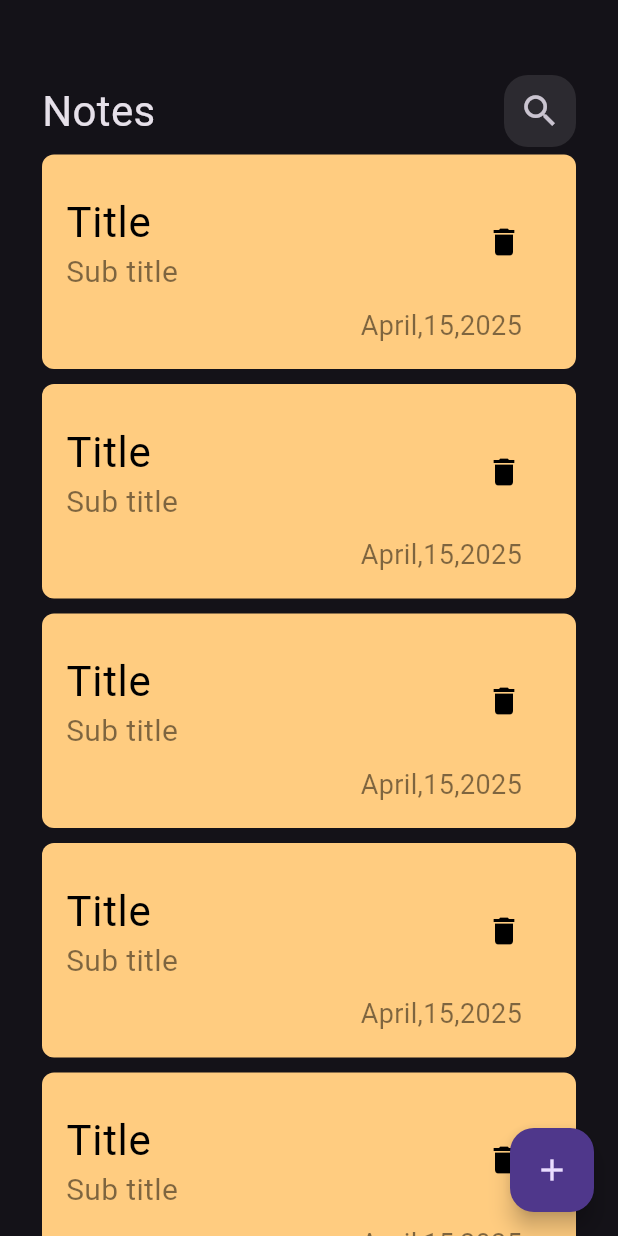
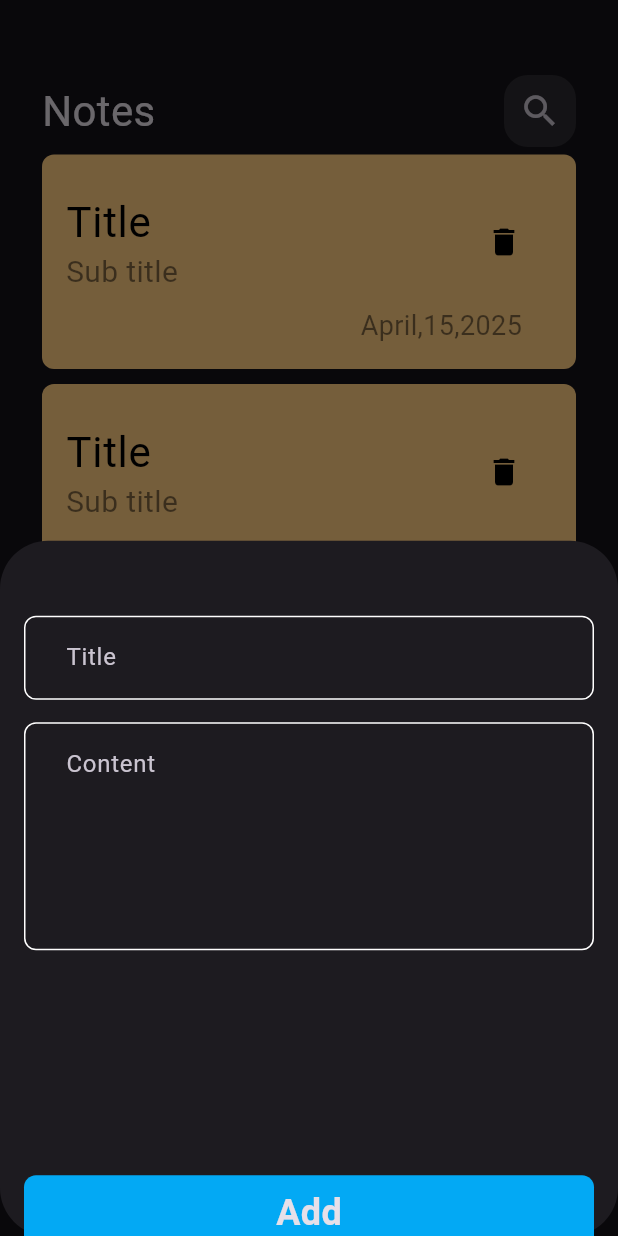
Before and after one commit to ahmedmohsen302/notes_app, a Flutter app: the screen it shows after launch, after a tap on the "add" icon, on a phone screen of 412 x 824 dp. Run offline on Flutter 3.47's test engine with Material 3 defaults, Android fonts, the phone set to English and light mode, and no system bars; Roboto replaces fonts that are missing (lib/assets/Poppins-Regular.ttf).

Commit message:
created edit note view

```diff
--- a/lib/main.dart
+++ b/lib/main.dart
@@ -1,5 +1,6 @@
 import 'package:flutter/material.dart';
 import 'package:notes_app/constants.dart';
+import 'package:notes_app/views/edit_note_view.dart';
 import 'package:notes_app/views/home_view.dart';
 
 void main() {
@@ -12,7 +13,10 @@ class NotesApp extends StatelessWidget {
   @override
   Widget build(BuildContext context) {
     return MaterialApp(
-      routes: {HomeView.id: (context) => HomeView()},
+      routes: {
+        HomeView.id: (context) => HomeView(),
+        EditNoteView.id: (context) => EditNoteView(),
+      },
       initialRoute: HomeView.id,
       theme: ThemeData(brightness: Brightness.dark, fontFamily: kPrimaryFont),
       debugShowCheckedModeBanner: false,
--- /dev/null
+++ b/lib/views/edit_note_view.dart
@@ -0,0 +1,27 @@
+import 'package:flutter/material.dart';
+import 'package:notes_app/widgets/custom_app_bar.dart';
+import 'package:notes_app/widgets/custom_text_field.dart';
+
+class EditNoteView extends StatelessWidget {
+  const EditNoteView({super.key});
+  static String id = 'edit note view';
+
+  @override
+  Widget build(BuildContext context) {
+    return Scaffold(
+      body: Padding(
+        padding: const EdgeInsets.symmetric(horizontal: 28.0),
+        child: Column(
+          children: [
+            SizedBox(height: 50),
+            CustomAppBar(text: 'Edit note', icon: Icon(Icons.check)),
+            SizedBox(height: 50),
+            CustomTextField(hint: 'Title'),
+            SizedBox(height: 15),
+            CustomTextField(hint: 'Content', maxLines: 5),
+          ],
+        ),
+      ),
+    );
+  }
+}
--- a/lib/views/home_view.dart
+++ b/lib/views/home_view.dart
@@ -1,5 +1,6 @@
 import 'package:flutter/material.dart';
 import 'package:notes_app/widgets/custom_app_bar.dart';
+import 'package:notes_app/widgets/custom_bottom_sheet.dart';
 import 'package:notes_app/widgets/custom_note_item.dart';
 
 class HomeView extends StatelessWidget {
@@ -10,7 +11,17 @@ class HomeView extends StatelessWidget {
   Widget build(BuildContext context) {
     return Scaffold(
       floatingActionButton: FloatingActionButton(
-        onPressed: () {},
+        onPressed: () {
+          showModalBottomSheet(
+            shape: RoundedRectangleBorder(
+              borderRadius: BorderRadius.circular(32),
+            ),
+            context: context,
+            builder: (context) {
+              return CustomBottomSheet();
+            },
+          );
+        },
         child: Icon(Icons.add),
       ),
       body: Padding(
--- /dev/null
+++ b/lib/widgets/custom_bottom_sheet.dart
@@ -0,0 +1,30 @@
+import 'package:flutter/material.dart';
+import 'package:notes_app/widgets/custom_button.dart';
+import 'package:notes_app/widgets/custom_text_field.dart';
+
+class CustomBottomSheet extends StatelessWidget {
+  const CustomBottomSheet({super.key});
+
+  @override
+  Widget build(BuildContext context) {
+    return SingleChildScrollView(
+      child: Column(
+        children: [
+          SizedBox(height: 50),
+          Padding(
+            padding: const EdgeInsets.symmetric(horizontal: 16.0),
+            child: CustomTextField(hint: 'Title'),
+          ),
+          SizedBox(height: 15),
+          Padding(
+            padding: const EdgeInsets.symmetric(horizontal: 16.0),
+            child: CustomTextField(hint: 'Content', maxLines: 5),
+          ),
+          SizedBox(height: 150),
+          CustomButton(),
+          SizedBox(height: 16),
+        ],
+      ),
+    );
+  }
+}
--- /dev/null
+++ b/lib/widgets/custom_button.dart
@@ -0,0 +1,28 @@
+import 'package:flutter/material.dart';
+
+class CustomButton extends StatelessWidget {
+  const CustomButton({super.key});
+
+  @override
+  Widget build(BuildContext context) {
+    return Padding(
+      padding: const EdgeInsets.symmetric(horizontal: 16.0),
+      child: GestureDetector(
+        onTap: () {},
+        child: Container(
+          height: 50,
+          decoration: BoxDecoration(
+            borderRadius: BorderRadius.circular(8),
+            color: Colors.lightBlue,
+          ),
+          child: Center(
+            child: Text(
+              'Add',
+              style: TextStyle(fontWeight: FontWeight.bold, fontSize: 24),
+            ),
+          ),
+        ),
+      ),
+    );
+  }
+}
--- a/lib/widgets/custom_note_item.dart
+++ b/lib/widgets/custom_note_item.dart
@@ -1,11 +1,16 @@
 import 'package:flutter/material.dart';
+import 'package:notes_app/views/edit_note_view.dart';
 
 class CustomNoteItem extends StatelessWidget {
   const CustomNoteItem({super.key});
 
   @override
   Widget build(BuildContext context) {
-    return Container(
+    return GestureDetector(
+      onTap: () {
+        Navigator.pushNamed(context, EditNoteView.id);
+      },
+      child: Container(
         padding: EdgeInsets.symmetric(vertical: 16),
         decoration: BoxDecoration(
           borderRadius: BorderRadius.circular(8),
@@ -50,6 +55,7 @@ class CustomNoteItem extends StatelessWidget {
             ),
           ],
         ),
+      ),
     );
   }
 }
--- /dev/null
+++ b/lib/widgets/custom_text_field.dart
@@ -0,0 +1,28 @@
+import 'package:flutter/material.dart';
+
+class CustomTextField extends StatelessWidget {
+  const CustomTextField({super.key, required this.hint, this.maxLines});
+  final String hint;
+  final int? maxLines;
+  @override
+  Widget build(BuildContext context) {
+    return TextField(
+      maxLines: maxLines,
+
+      cursorColor: Colors.lightBlue,
+      decoration: InputDecoration(
+        border: border(),
+        enabledBorder: border(),
+        hintText: hint,
+      ),
+    );
+  }
+
+  OutlineInputBorder border() {
+    return OutlineInputBorder(
+      borderRadius: BorderRadius.circular(8),
+      gapPadding: 16,
+      borderSide: BorderSide(color: Colors.white),
+    );
+  }
+}
```
Also changed, not shown: Poppins-Regular.ttf (deleted). Lines whose indentation alone changed are shown as unchanged.
